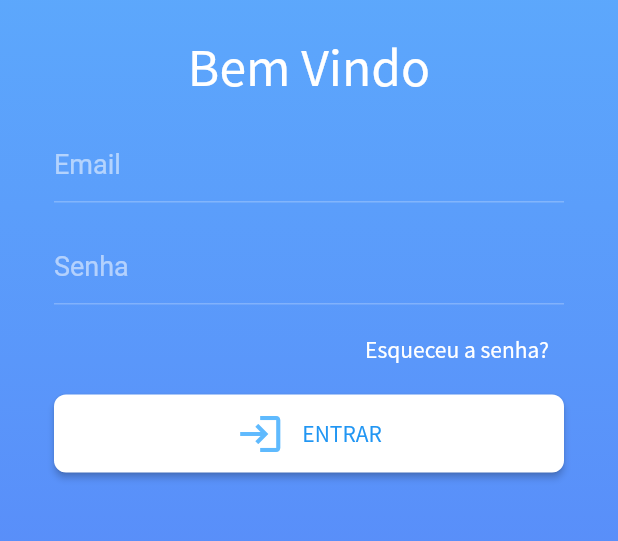
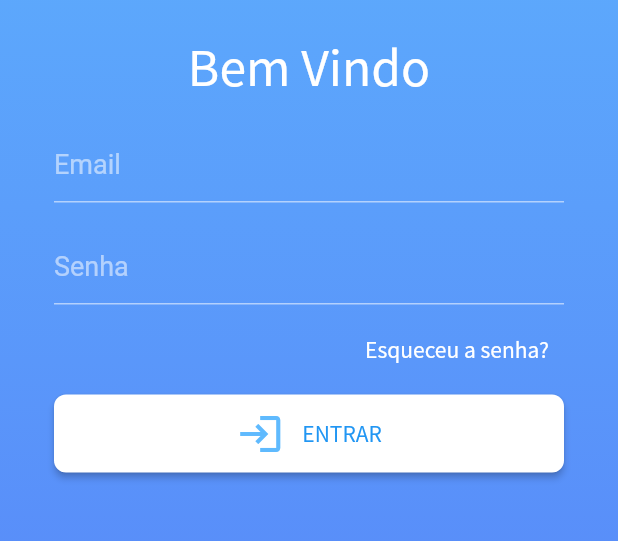
Before and after one commit to GabrielDimaa/beach_service, a Flutter app: the screen it shows after launch, on a phone screen of 412 x 824 dp, the part 412-953 px from its top. Run offline on Flutter 3.47's test engine with Material 2 defaults, Android fonts, the phone set to English and light mode, and no system bars; our stand-ins replace brasil_fields, dio, flutter_mobx, flutter_modular, mobx; generated files the repository leaves out were written again.

Commit message:
Ajuste na cor do InputText error

```diff
--- a/lib/app/app_widget.dart
+++ b/lib/app/app_widget.dart
@@ -66,6 +66,7 @@ abstract class PaletaCores {
 
   static Color dark = Color(0xFF170E97);
   static Color light = Color(0xFF8AABFB);
+  static Color error = Color(0xFFC1666B);
 
   static List<Color> gradiente = [primaryLight, primary];
 }
--- a/lib/app/shared/components/form/text_form_field_widget.dart
+++ b/lib/app/shared/components/form/text_form_field_widget.dart
@@ -1,3 +1,4 @@
+import 'package:beach_service/app/app_widget.dart';
 import 'package:flutter/material.dart';
 import 'package:flutter/services.dart';
 
@@ -49,9 +50,12 @@ class TextFormFieldWidget extends StatelessWidget {
       validator: validator,
       decoration: InputDecoration(
         contentPadding: EdgeInsets.only(bottom: 8),
-        focusedBorder: UnderlineInputBorder(borderSide: BorderSide(color: inputColor == null ? Colors.white54 : inputColor)),
-        enabledBorder: UnderlineInputBorder(borderSide: BorderSide(color: inputColor == null ? Colors.white24 : inputColor)),
+        focusedBorder: UnderlineInputBorder(borderSide: BorderSide(color: inputColor == null ? Colors.white : inputColor)),
+        enabledBorder: UnderlineInputBorder(borderSide: BorderSide(color: inputColor == null ? Colors.white54 : inputColor)),
         labelText: label,
+        errorBorder: UnderlineInputBorder(borderSide: BorderSide(color: Colors.white, width: 0.9)),
+        focusedErrorBorder: UnderlineInputBorder(borderSide: BorderSide(color: inputColor == null ? Colors.white : inputColor)),
+        errorStyle: TextStyle(color: PaletaCores.error),
         labelStyle: TextStyle(fontSize: 18, color: inputColor == null ? Colors.white54 : inputColor),
       ),
     );
```
